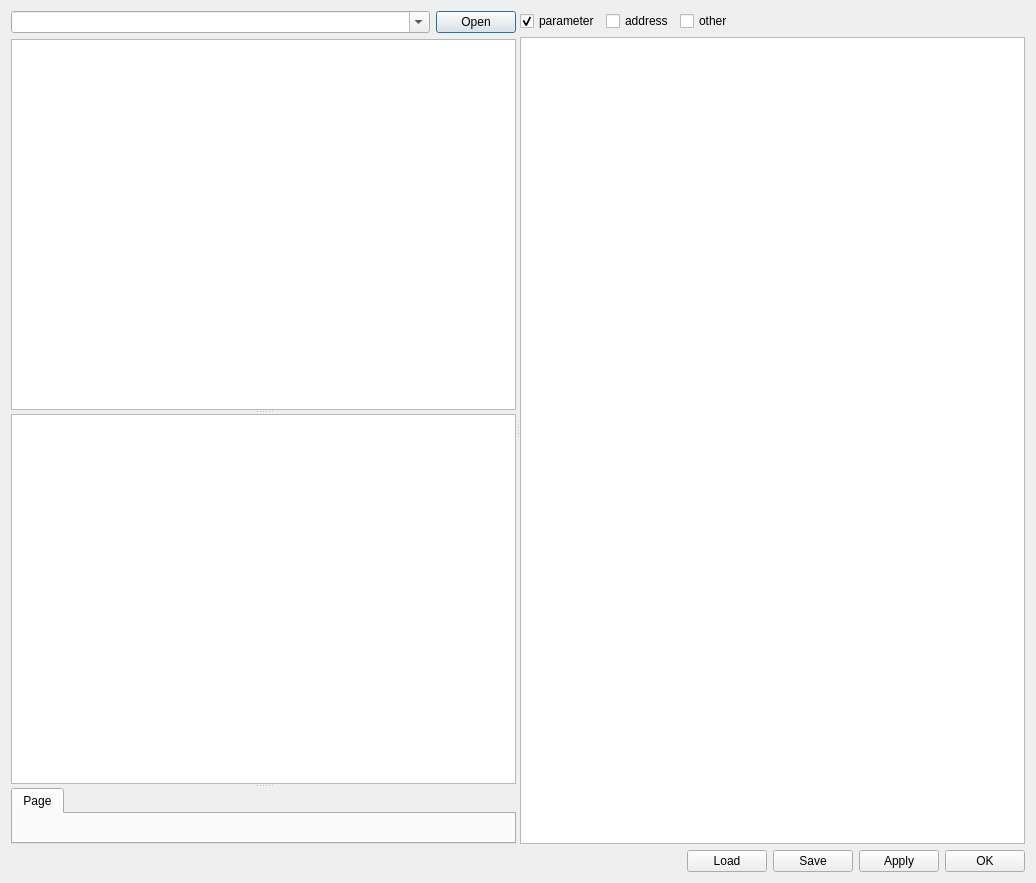
Old version of the form ui/PulseProgram.ui in the repository MonroeQuantumNetworks/IonControl.
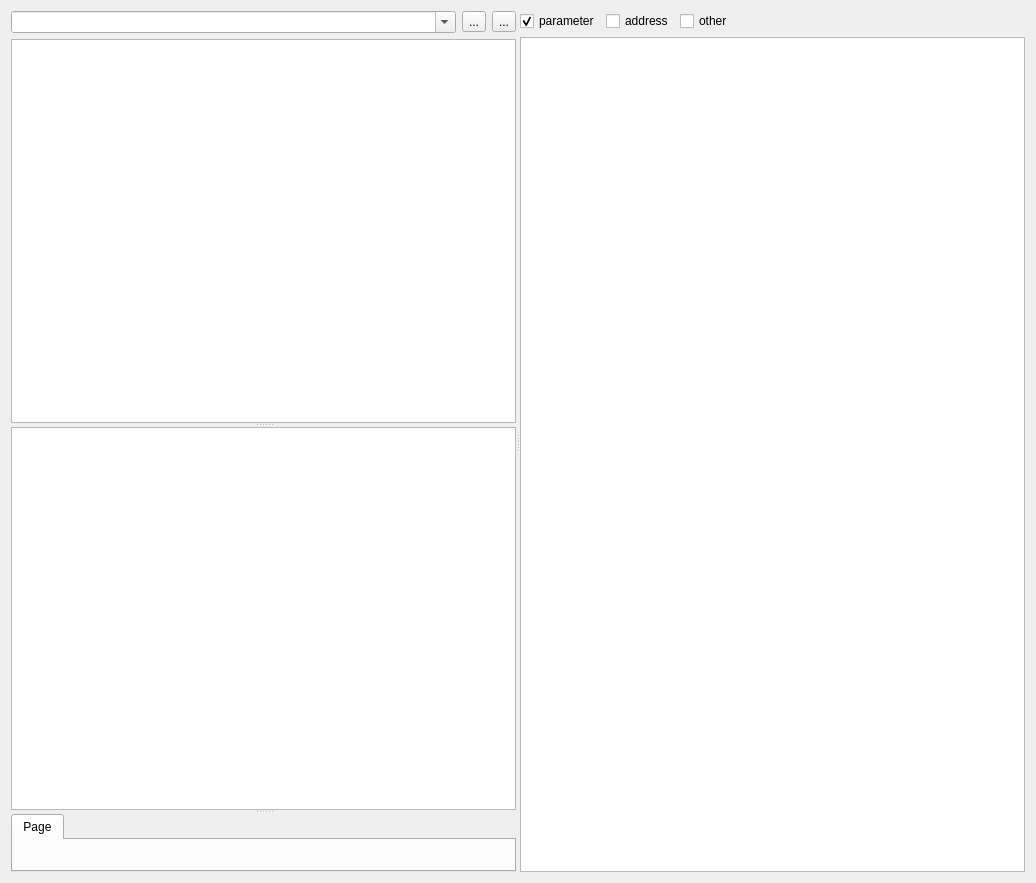
New version of the form. Icons and pictures are not drawn.

Commit message: refined PulseProgramUi

What changed in the file:
```diff
--- a/ui/PulseProgram.ui
+++ b/ui/PulseProgram.ui
@@ -37,9 +37,24 @@
           </widget>
          </item>
          <item>
-          <widget class="QPushButton" name="pushButtonFindFile">
+          <widget class="QToolButton" name="loadButton">
            <property name="text">
-            <string>Open</string>
+            <string>...</string>
+           </property>
+           <property name="icon">
+            <iconset resource="Experiment.qrc">
+             <normaloff>:/kde/icons/fileopen.png</normaloff>:/kde/icons/fileopen.png</iconset>
+           </property>
+          </widget>
+         </item>
+         <item>
+          <widget class="QToolButton" name="saveButton">
+           <property name="text">
+            <string>...</string>
+           </property>
+           <property name="icon">
+            <iconset resource="Experiment.qrc">
+             <normaloff>:/kde/icons/filesave.png</normaloff>:/kde/icons/filesave.png</iconset>
            </property>
           </widget>
          </item>
@@ -125,51 +140,6 @@
      </widget>
     </widget>
    </item>
-   <item>
-    <layout class="QHBoxLayout" name="horizontalLayout">
-     <item>
-      <spacer name="horizontalSpacer">
-       <property name="orientation">
-        <enum>Qt::Horizontal</enum>
-       </property>
-       <property name="sizeHint" stdset="0">
-        <size>
-         <width>40</width>
-         <height>20</height>
-        </size>
-       </property>
-      </spacer>
-     </item>
-     <item>
-      <widget class="QPushButton" name="loadButton">
-       <property name="text">
-        <string>Load</string>
-       </property>
-      </widget>
-     </item>
-     <item>
-      <widget class="QPushButton" name="saveButton">
-       <property name="text">
-        <string>Save</string>
-       </property>
-      </widget>
-     </item>
-     <item>
-      <widget class="QPushButton" name="applyButton">
-       <property name="text">
-        <string>Apply</string>
-       </property>
-      </widget>
-     </item>
-     <item>
-      <widget class="QPushButton" name="okButton">
-       <property name="text">
-        <string>OK</string>
-       </property>
-      </widget>
-     </item>
-    </layout>
-   </item>
   </layout>
  </widget>
  <resources/>
```
Left out of the diff: 8 changed lines with no effect on the pictures. The commit also changes 14 other files.
